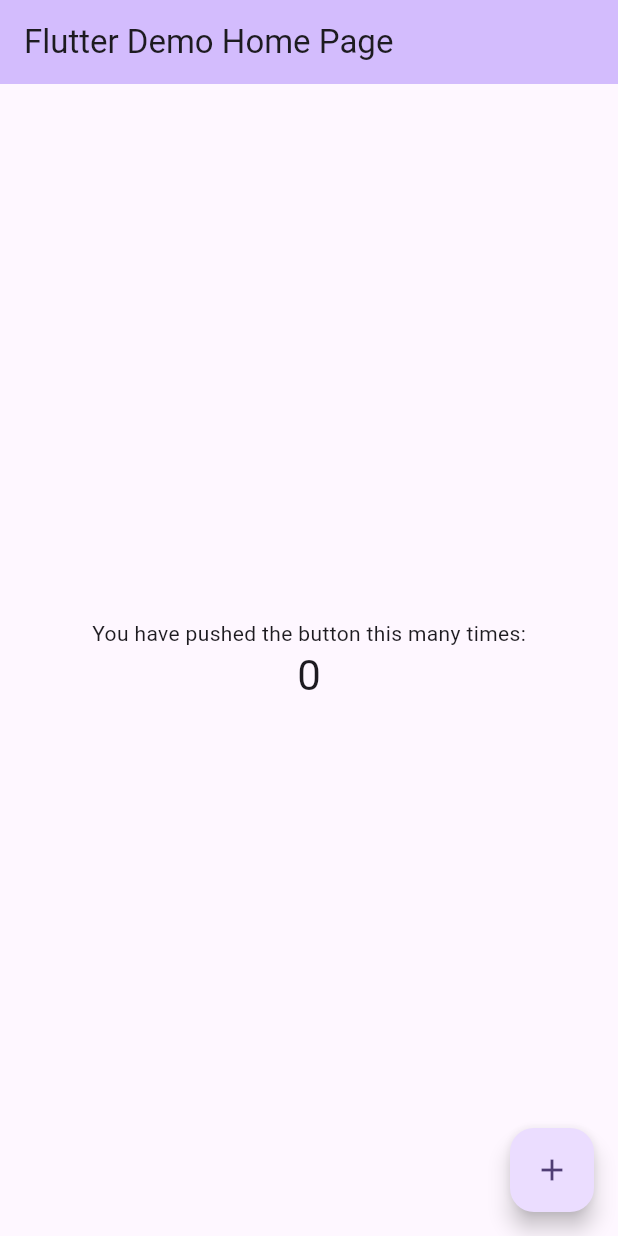
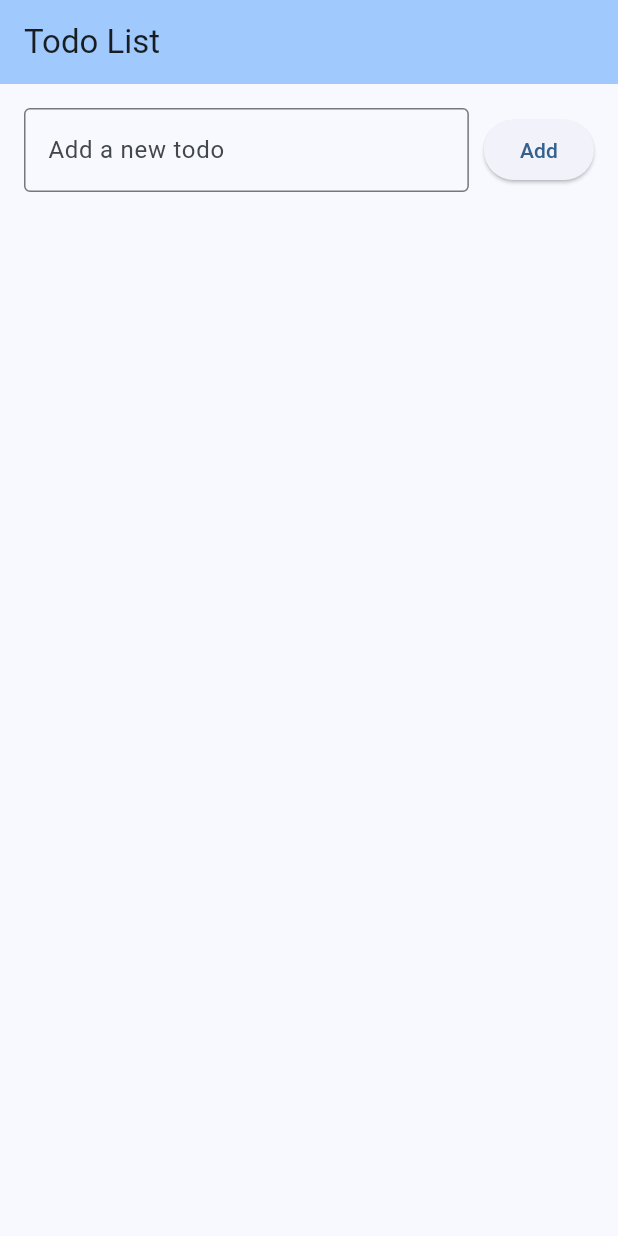
Before and after one commit to maatcommunity/flutter-todos-interview, a Flutter app: the screen it shows after launch, on a phone screen of 412 x 824 dp. Run offline on Flutter 3.47's test engine with Material 3 defaults, Android fonts, the phone set to English and light mode, and no system bars.

Commit message:
feat: Create simple TODO app with provider state management

```diff
--- a/lib/main.dart
+++ b/lib/main.dart
@@ -1,125 +1,125 @@
 import 'package:flutter/material.dart';
+import 'package:provider/provider.dart';
+import 'package:flutter_todos/providers/todo_provider.dart';
 
 void main() {
-  runApp(const MyApp());
+  runApp(
+    ChangeNotifierProvider(
+      create: (_) => TodoProvider(),
+      child: const MyApp(),
+    ),
+  );
 }
 
 class MyApp extends StatelessWidget {
   const MyApp({super.key});
 
-  // This widget is the root of your application.
   @override
   Widget build(BuildContext context) {
     return MaterialApp(
-      title: 'Flutter Demo',
+      title: 'Todo App',
       theme: ThemeData(
-        // This is the theme of your application.
-        //
-        // TRY THIS: Try running your application with "flutter run". You'll see
-        // the application has a purple toolbar. Then, without quitting the app,
-        // try changing the seedColor in the colorScheme below to Colors.green
-        // and then invoke "hot reload" (save your changes or press the "hot
-        // reload" button in a Flutter-supported IDE, or press "r" if you used
-        // the command line to start the app).
-        //
-        // Notice that the counter didn't reset back to zero; the application
-        // state is not lost during the reload. To reset the state, use hot
-        // restart instead.
-        //
-        // This works for code too, not just values: Most code changes can be
-        // tested with just a hot reload.
-        colorScheme: ColorScheme.fromSeed(seedColor: Colors.deepPurple),
+        colorScheme: ColorScheme.fromSeed(seedColor: Colors.blue),
         useMaterial3: true,
       ),
-      home: const MyHomePage(title: 'Flutter Demo Home Page'),
+      home: const TodoScreen(),
     );
   }
 }
 
-class MyHomePage extends StatefulWidget {
-  const MyHomePage({super.key, required this.title});
-
-  // This widget is the home page of your application. It is stateful, meaning
-  // that it has a State object (defined below) that contains fields that affect
-  // how it looks.
-
-  // This class is the configuration for the state. It holds the values (in this
-  // case the title) provided by the parent (in this case the App widget) and
-  // used by the build method of the State. Fields in a Widget subclass are
-  // always marked "final".
-
-  final String title;
+class TodoScreen extends StatelessWidget {
+  const TodoScreen({super.key});
 
   @override
-  State<MyHomePage> createState() => _MyHomePageState();
+  Widget build(BuildContext context) {
+    return Scaffold(
+      appBar: AppBar(
+        title: const Text('Todo List'),
+        backgroundColor: Theme.of(context).colorScheme.inversePrimary,
+      ),
+      body: Column(
+        children: [
+          const AddTodoWidget(),
+          const SizedBox(height: 20),
+          Expanded(
+            child: Consumer<TodoProvider>(
+              builder: (context, todoProvider, child) {
+                return ListView.builder(
+                  itemCount: todoProvider.todos.length,
+                  itemBuilder: (context, index) {
+                    final todo = todoProvider.todos[index];
+                    return ListTile(
+                      title: Text(
+                        todo.title,
+                        style: TextStyle(
+                          decoration: todo.isCompleted
+                              ? TextDecoration.lineThrough
+                              : null,
+                        ),
+                      ),
+                      leading: Checkbox(
+                        value: todo.isCompleted,
+                        onChanged: (_) => todoProvider.toggleTodo(todo.id),
+                      ),
+                      trailing: IconButton(
+                        icon: const Icon(Icons.delete),
+                        onPressed: () => todoProvider.deleteTodo(index),
+                      ),
+                    );
+                  },
+                );
+              },
+            ),
+          ),
+        ],
+      ),
+    );
+  }
 }
 
-class _MyHomePageState extends State<MyHomePage> {
-  int _counter = 0;
+class AddTodoWidget extends StatefulWidget {
+  const AddTodoWidget({super.key});
 
-  void _incrementCounter() {
-    setState(() {
-      // This call to setState tells the Flutter framework that something has
-      // changed in this State, which causes it to rerun the build method below
-      // so that the display can reflect the updated values. If we changed
-      // _counter without calling setState(), then the build method would not be
-      // called again, and so nothing would appear to happen.
-      _counter++;
-    });
+  @override
+  State<AddTodoWidget> createState() => _AddTodoWidgetState();
+}
+
+class _AddTodoWidgetState extends State<AddTodoWidget> {
+  final _controller = TextEditingController();
+
+  @override
+  void dispose() {
+    _controller.dispose();
+    super.dispose();
   }
 
   @override
   Widget build(BuildContext context) {
-    // This method is rerun every time setState is called, for instance as done
-    // by the _incrementCounter method above.
-    //
-    // The Flutter framework has been optimized to make rerunning build methods
-    // fast, so that you can just rebuild anything that needs updating rather
-    // than having to individually change instances of widgets.
-    return Scaffold(
-      appBar: AppBar(
-        // TRY THIS: Try changing the color here to a specific color (to
-        // Colors.amber, perhaps?) and trigger a hot reload to see the AppBar
-        // change color while the other colors stay the same.
-        backgroundColor: Theme.of(context).colorScheme.inversePrimary,
-        // Here we take the value from the MyHomePage object that was created by
-        // the App.build method, and use it to set our appbar title.
-        title: Text(widget.title),
+    return Padding(
+      padding: const EdgeInsets.all(16.0),
+      child: Row(
+        children: [
+          Expanded(
+            child: TextField(
+              controller: _controller,
+              decoration: const InputDecoration(
+                hintText: 'Add a new todo',
+                border: OutlineInputBorder(),
+              ),
+            ),
+          ),
+          const SizedBox(width: 10),
+          ElevatedButton(
+            onPressed: () {
+              if (_controller.text.isNotEmpty) {
+                context.read<TodoProvider>().addTodo(_controller.text);
+                _controller.clear();
+              }
+            },
+            child: const Text('Add'),
+          ),
+        ],
       ),
-      body: Center(
-        // Center is a layout widget. It takes a single child and positions it
-        // in the middle of the parent.
-        child: Column(
-          // Column is also a layout widget. It takes a list of children and
-          // arranges them vertically. By default, it sizes itself to fit its
-          // children horizontally, and tries to be as tall as its parent.
-          //
-          // Column has various properties to control how it sizes itself and
-          // how it positions its children. Here we use mainAxisAlignment to
-          // center the children vertically; the main axis here is the vertical
-          // axis because Columns are vertical (the cross axis would be
-          // horizontal).
-          //
-          // TRY THIS: Invoke "debug painting" (choose the "Toggle Debug Paint"
-          // action in the IDE, or press "p" in the console), to see the
-          // wireframe for each widget.
-          mainAxisAlignment: MainAxisAlignment.center,
-          children: <Widget>[
-            const Text(
-              'You have pushed the button this many times:',
-            ),
-            Text(
-              '$_counter',
-              style: Theme.of(context).textTheme.headlineMedium,
-            ),
-          ],
-        ),
-      ),
-      floatingActionButton: FloatingActionButton(
-        onPressed: _incrementCounter,
-        tooltip: 'Increment',
-        child: const Icon(Icons.add),
-      ), // This trailing comma makes auto-formatting nicer for build methods.
     );
   }
 }
--- /dev/null
+++ b/lib/models/todo.dart
@@ -0,0 +1,11 @@
+class Todo {
+  final String id;
+  final String title;
+  bool isCompleted;
+
+  Todo({
+    required this.id,
+    required this.title,
+    this.isCompleted = false,
+  });
+}
--- /dev/null
+++ b/lib/providers/todo_provider.dart
@@ -0,0 +1,34 @@
+import 'package:flutter/foundation.dart';
+import 'package:flutter_todos/models/todo.dart';
+
+class TodoProvider with ChangeNotifier {
+  final List<Todo> _todos = [];
+
+  List<Todo> get todos => _todos;
+
+  void addTodo(String title) {
+    _todos.add(
+      Todo(
+        id: DateTime.now().toString(),
+        title: title,
+      ),
+    );
+    notifyListeners();
+  }
+
+  // Bug: This delete function has an off-by-one error
+  void deleteTodo(int index) {
+    if (index >= 0 && index < _todos.length - 1) {
+      _todos.removeAt(index);
+      notifyListeners();
+    }
+  }
+
+  void toggleTodo(String id) {
+    final todoIndex = _todos.indexWhere((todo) => todo.id == id);
+    if (todoIndex >= 0) {
+      _todos[todoIndex].isCompleted = !_todos[todoIndex].isCompleted;
+      notifyListeners();
+    }
+  }
+}
--- a/pubspec.yaml
+++ b/pubspec.yaml
@@ -34,6 +34,7 @@ dependencies:
   # The following adds the Cupertino Icons font to your application.
   # Use with the CupertinoIcons class for iOS style icons.
   cupertino_icons: ^1.0.8
+  provider: ^6.1.1
 
 dev_dependencies:
   flutter_test:
```
Also changed, not shown: 1 other file.
